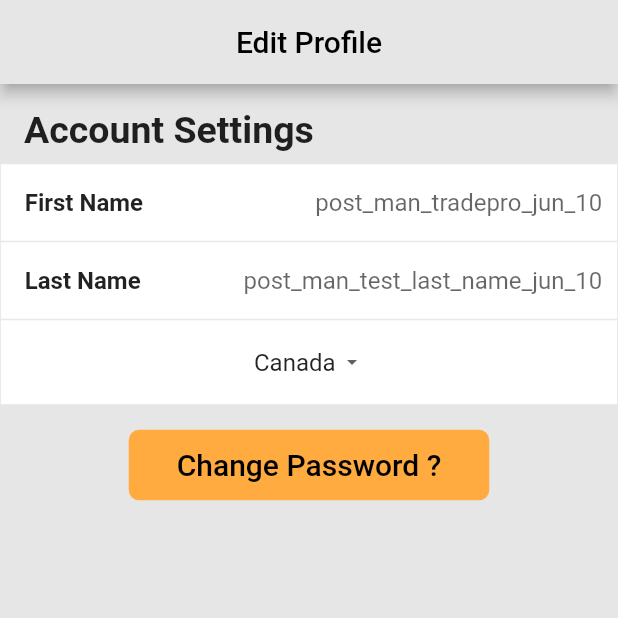
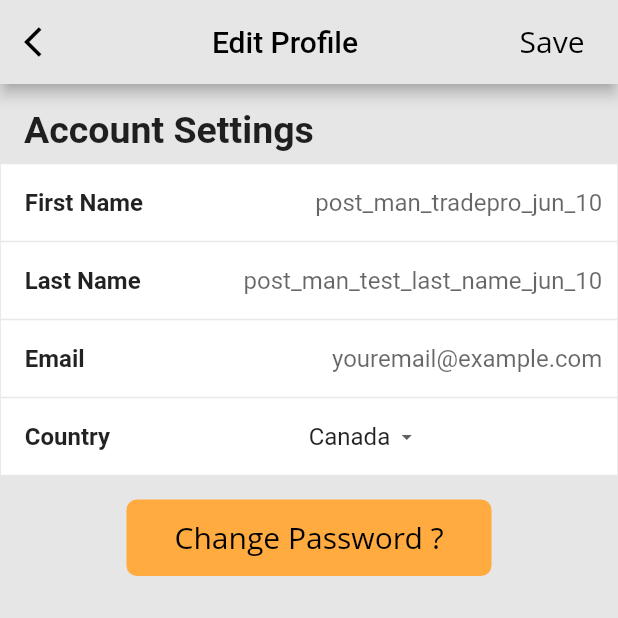
Before and after one commit to diegojramirezs7/trades, a Flutter app: the screen it shows after launch, on a phone screen of 412 x 824 dp, the top half of it. Run offline on Flutter 3.47's test engine with Material 2 defaults, Android fonts, the phone set to English and light mode, and no system bars; missing offline and left inert: country_provider; Roboto replaces fonts that are missing (Open Sans).

Commit message:
added email field, updated header, updated dropdown

```diff
--- a/lib/main.dart
+++ b/lib/main.dart
@@ -1,9 +1,9 @@
 import 'package:flutter/material.dart';
+import 'package:country_provider/country_provider.dart';
 
 void main() => runApp(MyApp());
 
 class MyApp extends StatelessWidget {
-  //build method returns widget that specifies what to display
   @override
   Widget build(BuildContext context) {
     final appBarTitle = Text(
@@ -15,14 +15,34 @@ class MyApp extends StatelessWidget {
       home: Scaffold(
         backgroundColor: Color.fromRGBO(230, 230, 230, 1.0),
         appBar: AppBar(
+          leading: IconButton(
+            icon: Icon(Icons.arrow_back_ios),
+            onPressed: () {},
+            color: Colors.black,
+          ),
           title: Center(
             child: appBarTitle,
           ),
+          actions: [
+            FlatButton(
+              onPressed: () {},
+              textColor: Colors.black,
+              padding: const EdgeInsets.all(0.0),
+              shape: RoundedRectangleBorder(
+                borderRadius: BorderRadius.circular(7),
+              ),
+              child: Container(
+                child:
+                const Text('Save', style: TextStyle(fontSize: 20, fontFamily: "Open Sans")),
+              ),
+            ),
+          ],
           backgroundColor: Color.fromRGBO(230, 230, 230, 1.0),
         ),
         body: Column(
           children: [
             headerSection,
+            //this widget contains textFields, dropdown and button.
             EditProfileForm(),
           ],
         ),
@@ -65,9 +85,12 @@ class _EditProfileFormState extends State<EditProfileForm> {
   String _firstNameField = "";
   String _lastNameField = "";
 
+  //CountryFilter filter = CountryFilter();
+  List<Country> countries;
+
   String _dropdownValue = "Canada";
 
-  bool _buttonActive(){
+  bool _buttonActive() {
     return _dropdownValue == "Canada";
   }
 
@@ -132,15 +155,38 @@ class _EditProfileFormState extends State<EditProfileForm> {
     );
   }
 
-  Widget _buildCountryDropDown() {
+  void getCountries() async {
+    countries = await CountryProvider.getAllCountries();
+  }
+
+  Container _buildDropdownContainer() {
+    //getCountries();
     return Container(
       decoration: _formFieldDecoration(),
-      padding: const EdgeInsets.fromLTRB(16, 4, 16, 4),
+      child: Row(
+        children: [
+          Column(
+            children: [
+              Container(
+                padding: const EdgeInsets.fromLTRB(16, 16, 0, 16),
+                child: Text(
+                  "Country",
+                  style: _textFieldStyle,
+                ),
+              ),
+            ],
+          ),
+          Expanded(
+            child: Column(
+              crossAxisAlignment: CrossAxisAlignment.end,
+              children: [
+                Container(
                   child: Center(
                     child: DropdownButton<String>(
                       value: _dropdownValue,
                       icon: Icon(Icons.arrow_drop_down),
                       iconSize: 16,
+
                       underline: Container(
                         height: 2,
                         color: Colors.white,
@@ -154,15 +200,22 @@ class _EditProfileFormState extends State<EditProfileForm> {
                           .map<DropdownMenuItem<String>>((String value) {
                         return DropdownMenuItem<String>(
                           value: value,
-              child: Text(value),
+                          child: Text(value, style: TextStyle(fontSize: 16),),
                         );
                       }).toList(),
                     ),
                   ),
+                  padding: const EdgeInsets.all(0),
+                ),
+              ],
+            ),
+          ),
+        ],
+      ),
     );
   }
 
-  void buttonPressed(){
+  void buttonPressed() {
     print("hello");
   }
 
@@ -181,7 +234,7 @@ class _EditProfileFormState extends State<EditProfileForm> {
         child: Container(
           padding: const EdgeInsets.fromLTRB(32, 12, 32, 12),
           child:
-              const Text('Change Password ?', style: TextStyle(fontSize: 20)),
+              const Text('Change Password ?', style: TextStyle(fontSize: 20, fontFamily: "Open Sans")),
         ),
       ),
     );
@@ -195,7 +248,8 @@ class _EditProfileFormState extends State<EditProfileForm> {
         children: [
           _buildTextFieldContainer("First Name", "post_man_tradepro_jun_10"),
           _buildTextFieldContainer("Last Name", "post_man_test_last_name_jun_10"),
-          _buildCountryDropDown(),
+          _buildTextFieldContainer("Email", "youremail@example.com"),
+          _buildDropdownContainer(),
           _buildChangePasswordButton(),
         ],
       ),
--- a/pubspec.yaml
+++ b/pubspec.yaml
@@ -25,7 +25,9 @@ dependencies:
     sdk: flutter
 
   cupertino_icons: ^0.1.3
-  english_words: ^3.1.5
+
+  country_provider: ^0.0.1
+
 
 dev_dependencies:
   flutter_test:
@@ -41,6 +43,7 @@ flutter:
   # included with your application, so that you can use the icons in
   # the material Icons class.
   uses-material-design: true
+
 
   # To add assets to your application, add an assets section, like this:
   # assets:
```
Also changed, not shown: pubspec.lock. Lines whose indentation alone changed are shown as unchanged.
